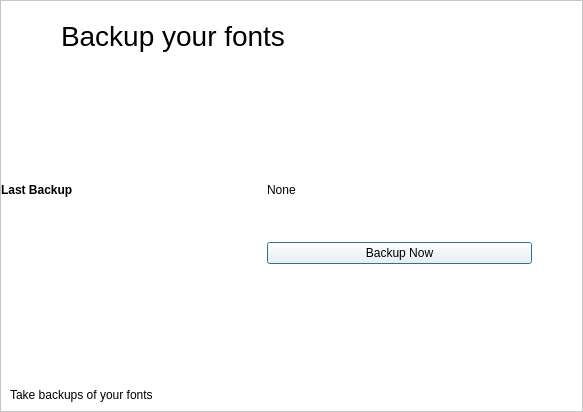
Old version of the form files/resources/ui/backup.ui in the repository TaqsBlaze/Fontify.
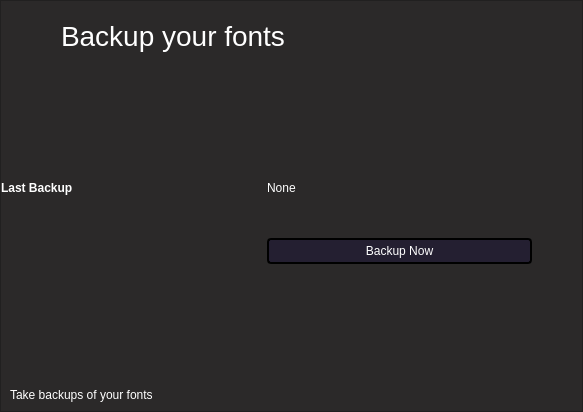
New version of the form. Icons and pictures are not drawn.

The edit to the form file:
```diff
--- a/files/resources/ui/backup.ui
+++ b/files/resources/ui/backup.ui
@@ -32,7 +32,7 @@
    <item>
     <widget class="QFrame" name="frame">
      <property name="styleSheet">
-      <string notr="true">background-color: rgb(255, 255, 255);</string>
+      <string notr="true">background-color: rgb(43, 41, 41);</string>
      </property>
      <property name="frameShape">
       <enum>QFrame::StyledPanel</enum>
@@ -82,6 +82,11 @@
          </property>
          <item>
           <widget class="QFrame" name="frame_4">
+           <property name="styleSheet">
+            <string notr="true">QLabel{
+	color:white;
+}</string>
+           </property>
            <property name="frameShape">
             <enum>QFrame::NoFrame</enum>
            </property>
@@ -176,6 +181,25 @@
          </property>
          <item>
           <widget class="QFrame" name="frame_5">
+           <property name="styleSheet">
+            <string notr="true">QLabel{
+	color:white;
+}
+
+QPushButton{
+	background-color: rgb(36, 31, 49);
+	color:white;
+	border-style:solid;
+	border-width:2px;
+	border-color:black;
+	border-radius:4px;
+	padding:4px;
+}
+
+QPushButton:hover{
+	background-color: rgb(61, 56, 70);
+}</string>
+           </property>
            <property name="frameShape">
             <enum>QFrame::NoFrame</enum>
            </property>
@@ -249,6 +273,11 @@
       </item>
       <item>
        <widget class="QFrame" name="frame_6">
+        <property name="styleSheet">
+         <string notr="true">QLabel{
+	color:white;
+}</string>
+        </property>
         <property name="frameShape">
          <enum>QFrame::NoFrame</enum>
         </property>
```
Left out of the diff: 7 changed lines with no effect on the pictures.
